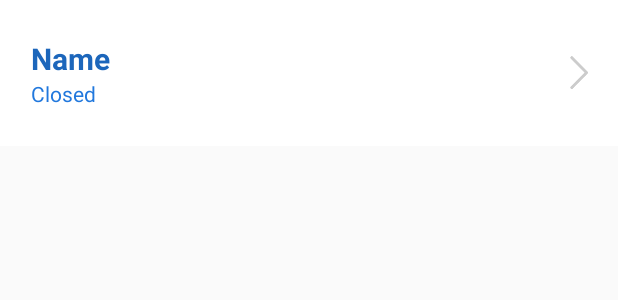
After one commit to GuilhermeMBisotto/Duck-Trello, an Android app: the layout home_list_view.xml on its own in the app's theme, with its tools: preview values and no code run, on a phone screen of 412 x 824 dp. The commit adds this screen. Shown: the top 300 px of the screen. Run offline under Robolectric (Android 15) with nearby library versions, the phone set to English and light mode, and no system bars.

Commit message:
• Created a list view in Home activity to show user's boards; • Add a loader in Home activity; • Change id type in AppModel; • Changes in Board Model; • Changes in BoardService;

```diff
--- a/DuckTrello/app/src/main/java/com/guilhermemorescobisotto/ducktrello/Models/AppModel.java
+++ b/DuckTrello/app/src/main/java/com/guilhermemorescobisotto/ducktrello/Models/AppModel.java
@@ -8,5 +8,5 @@ import com.google.gson.annotations.SerializedName;
 public class AppModel {
 
     @SerializedName("id")
-    public int id;
+    public String id;
 }
--- /dev/null
+++ b/DuckTrello/app/src/main/res/layout/home_list_view.xml
@@ -0,0 +1,55 @@
+<?xml version="1.0" encoding="utf-8"?>
+<LinearLayout xmlns:android="http://schemas.android.com/apk/res/android"
+              android:layout_width="match_parent"
+              android:layout_height="wrap_content"
+              android:orientation="horizontal"
+              android:padding="5sp"
+              android:background="@color/white">
+
+    <LinearLayout
+        android:layout_width="wrap_content"
+        android:layout_height="wrap_content"
+        android:orientation="vertical"
+        android:layout_marginBottom="20sp"
+        android:layout_marginTop="20sp"
+        android:layout_marginLeft="10sp"
+        android:layout_marginStart="10sp">
+
+        <TextView
+            android:id="@+id/homeName"
+            android:layout_width="match_parent"
+            android:layout_height="match_parent"
+            android:layout_marginLeft="5sp"
+            android:textSize="20sp"
+            android:textStyle="bold"
+            android:gravity="center_vertical"
+            android:textColor="@color/colorPrimaryDark"
+            android:text="Name"/>
+
+        <TextView
+            android:id="@+id/homeClosed"
+            android:layout_width="match_parent"
+            android:layout_height="match_parent"
+            android:layout_marginLeft="5sp"
+            android:gravity="center_vertical"
+            android:textColor="@color/colorPrimary"
+            android:text="Closed"/>
+    </LinearLayout>
+
+    <LinearLayout
+        android:layout_width="match_parent"
+        android:layout_height="match_parent"
+        android:gravity="right|center_vertical">
+
+        <ImageView
+            android:layout_width="25dp"
+            android:layout_height="30dp"
+            android:layout_marginEnd="8dp"
+            android:layout_marginRight="8dp"
+            android:tint="@color/lightGreyDuck"
+            android:src="@mipmap/ic_right_arrow"/>
+    </LinearLayout>
+
+
+
+</LinearLayout>
--- a/DuckTrello/app/src/main/res/values/colors.xml
+++ b/DuckTrello/app/src/main/res/values/colors.xml
@@ -5,5 +5,6 @@
     <color name="colorAccent">#E34739</color>
     <color name="white">#FFFFFF</color>
     <color name="blackDuck">#424242</color>
+    <color name="lightGreyDuck">#CCC</color>
 
 </resources>
```
Also changed, not shown: DuckTrello/app/src/main/java/com/guilhermemorescobisotto/ducktrello/Activities/AdapterHomeListView.java (added, +62 -0 lines), DuckTrello/app/src/main/java/com/guilhermemorescobisotto/ducktrello/Activities/BoardItem.java (added, +43 -0 lines), DuckTrello/app/src/main/java/com/guilhermemorescobisotto/ducktrello/Activities/HomeActivityFragment.java (+73 -8 lines), DuckTrello/app/src/main/java/com/guilhermemorescobisotto/ducktrello/Models/Board.java (+19 -143 lines), DuckTrello/app/src/main/java/com/guilhermemorescobisotto/ducktrello/Services/BoardService.java (+8 -1 lines), DuckTrello/app/src/main/res/layout/fragment_home.xml (+38 -10 lines), DuckTrello/app/src/main/res/mipmap-xhdpi/ic_right_arrow.png (added).
